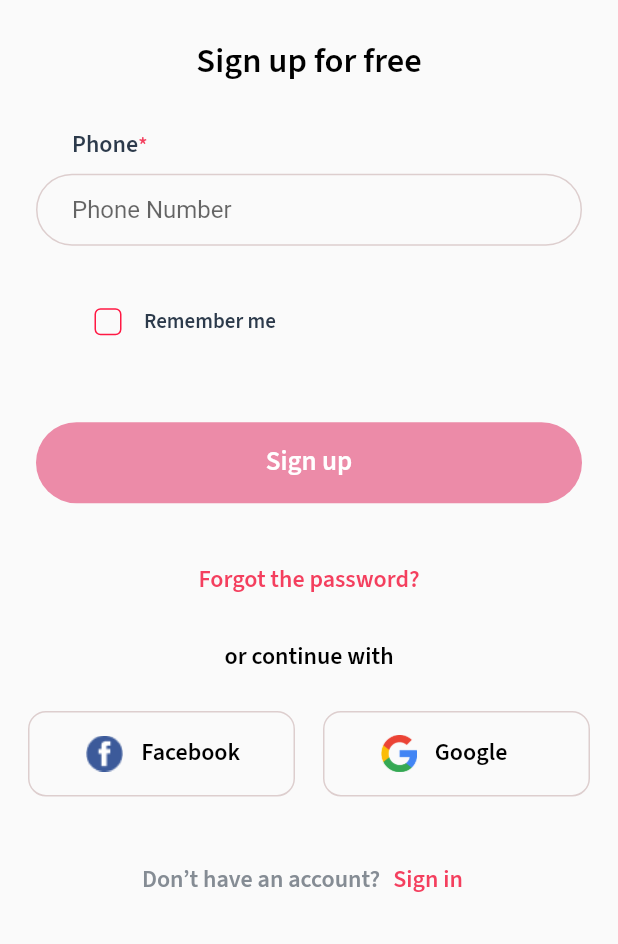
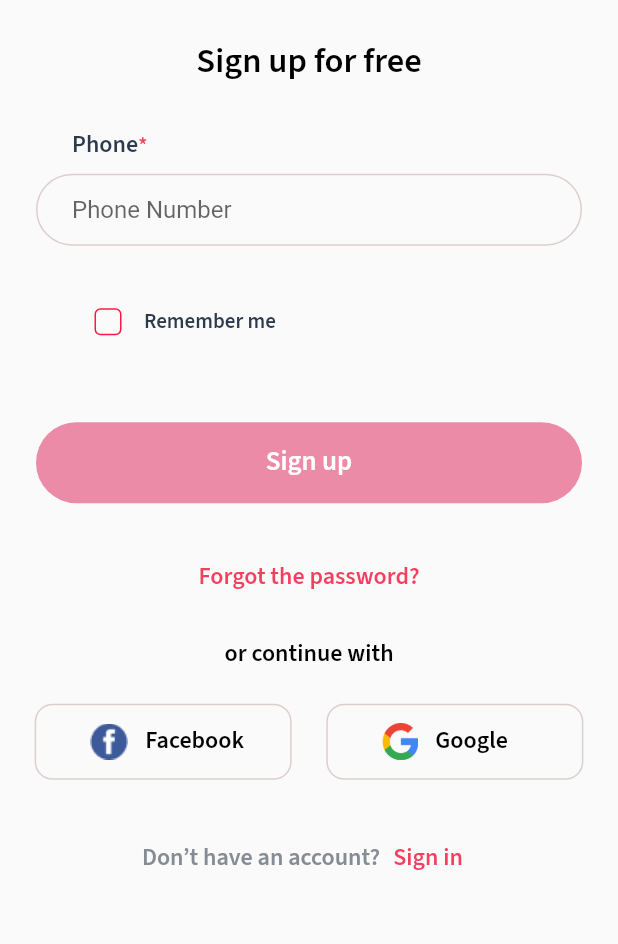
Before and after one commit to bek-n/foody_app, a Flutter app: the SignUpPage screen opened directly, on a phone screen of 412 x 824 dp, the part 292-1236 px from its top. Run offline on Flutter 3.47's test engine with Material 2 defaults, Android fonts, the phone set to English and light mode, and no system bars; our stand-ins replace bottom_navy_bar, cloud_firestore, firebase_auth, firebase_core, firebase_storage, flutter_screenutil and 7 more; accounts and stored records are empty.

Commit message:
modified components

```diff
--- /dev/null
+++ b/lib/view/components/facebook_google.dart
@@ -0,0 +1,63 @@
+import 'package:flutter/material.dart';
+import 'package:flutter_screenutil/flutter_screenutil.dart';
+
+import '../style/style.dart';
+
+class FacebookandGoogle extends StatelessWidget {
+  const FacebookandGoogle({super.key});
+
+  @override
+  Widget build(BuildContext context) {
+    return Row(
+      mainAxisAlignment: MainAxisAlignment.spaceEvenly,
+      children: [
+        Container(
+          child: Row(
+            children: [
+              37.5.horizontalSpace,
+              Image.asset(
+                'assets/image/facebook.png',
+                height: 25,
+                width: 25,
+              ),
+              12.horizontalSpace,
+              Text(
+                'Facebook',
+                style: Style.textStyleRegular2(textColor: Style.blackColor),
+              ),
+            ],
+          ),
+          height: 57.h,
+          width: 178.w,
+          decoration: BoxDecoration(
+              border:
+                  Border.all(color: const Color.fromARGB(255, 221, 206, 206)),
+              borderRadius: const BorderRadius.all(Radius.circular(12))),
+        ),
+        Container(
+          height: 57.h,
+          width: 178.w,
+          decoration: BoxDecoration(
+              border:
+                  Border.all(color: const Color.fromARGB(255, 221, 206, 206)),
+              borderRadius: const BorderRadius.all(Radius.circular(12))),
+          child: Row(
+            children: [
+              37.5.horizontalSpace,
+              Image.asset(
+                'assets/image/google.png',
+                height: 25,
+                width: 24,
+              ),
+              12.horizontalSpace,
+              Text(
+                'Google',
+                style: Style.textStyleRegular2(textColor: Style.blackColor),
+              ),
+            ],
+          ),
+        )
+      ],
+    );
+  }
+}
--- a/lib/view/pages/auth/sign_up.dart
+++ b/lib/view/pages/auth/sign_up.dart
@@ -3,14 +3,12 @@ import 'package:flutter_screenutil/flutter_screenutil.dart';
 import 'package:foody_app/view/pages/auth/sign_in.dart';
 import 'package:foody_app/view/pages/auth/verify_page.dart';
 import 'package:foody_app/view/style/style.dart';
-import 'package:google_fonts/google_fonts.dart';
-import 'package:loading_animation_widget/loading_animation_widget.dart';
 import 'package:provider/provider.dart';
-
 import '../../../controller/auth_controller.dart';
 import '../../components/auth_button.dart';
 import '../../components/ckeck_box.dart';
 import '../../components/custom_textform.dart';
+import '../../components/facebook_google.dart';
 import '../../components/warning_container.dart';
 
 class SignUpPage extends StatefulWidget {
@@ -119,110 +117,34 @@ class _SignUpPageState extends State<SignUpPage> {
                 },
                 child: AuthButton(
                   controller: phone,
-                  )),
                 ),
-            Padding(
-              padding: const EdgeInsets.only(top: 20),
-              child: Text('Forgot the password?',
-                  style:
-                      Style.textStyleRegular2(textColor: Style.primaryColor)),
               ),
+            ),
+            20.verticalSpace,
+            Text('Forgot the password?',
+                style: Style.textStyleRegular2(textColor: Style.primaryColor)),
             32.verticalSpace,
             Text('or continue with',
                 style: Style.textStyleRegular2(textColor: Style.blackColor)),
-            Padding(
-              padding: const EdgeInsets.only(top: 24),
-              child: Row(
-                mainAxisAlignment: MainAxisAlignment.spaceEvenly,
-                children: [
-                  Container(
-                    child: Row(
-                      children: [
-                        Padding(
-                          padding: const EdgeInsets.only(left: 37.5, right: 12),
-                          child: Image.asset(
-                            'assets/image/facebook.png',
-                            height: 25,
-                            width: 25,
-                          ),
-                        ),
-                        Text(
-                          'Facebook',
-                          style: GoogleFonts.sourceSansPro(
-                              fontSize: 16,
-                              fontWeight: FontWeight.w600,
-                              color: Colors.black),
-                        ),
-                      ],
-                    ),
-                    height: 57,
-                    width: 178,
-                    decoration: BoxDecoration(
-                        border: Border.all(
-                            color: const Color.fromARGB(255, 221, 206, 206)),
-                        borderRadius:
-                            const BorderRadius.all(Radius.circular(12))),
-                  ),
-                  Container(
-                    height: 57,
-                    width: 178,
-                    decoration: BoxDecoration(
-                        border: Border.all(
-                            color: const Color.fromARGB(255, 221, 206, 206)),
-                        borderRadius:
-                            const BorderRadius.all(Radius.circular(12))),
-                    child: Row(
-                      children: [
-                        Padding(
-                          padding: const EdgeInsets.only(left: 37.5, right: 12),
-                          child: Image.asset(
-                            'assets/image/google.png',
-                            height: 25,
-                            width: 24,
-                          ),
-                        ),
-                        Text(
-                          'Google',
-                          style: GoogleFonts.sourceSansPro(
-                              fontSize: 16,
-                              fontWeight: FontWeight.w600,
-                              color: Colors.black),
-                        ),
-                      ],
-                    ),
-                  )
-                ],
-              ),
-            ),
-            Padding(
-              padding: const EdgeInsets.only(
-                top: 32,
-              ),
-              child:
+            24.verticalSpace,
+            const FacebookandGoogle(),
+            32.verticalSpace,
             Row(mainAxisAlignment: MainAxisAlignment.center, children: [
               Text(
                 'Don’t have an account?',
-                  style: GoogleFonts.sourceSansPro(
-                      fontSize: 16,
-                      fontWeight: FontWeight.w600,
-                      color: const Color(0xff858C94)),
+                style:
+                    Style.textStyleRegular2(textColor: const Color(0xff858C94)),
               ),
               TextButton(
                 onPressed: (() {
                   Navigator.of(context).push(MaterialPageRoute(
                       builder: ((context) => const SignInPage())));
                 }),
-                  child: Text(
-                    'Sign in',
-                    style: GoogleFonts.sourceSansPro(
-                      fontSize: 16,
-                      fontWeight: FontWeight.w600,
-                      color: const Color(0xffF43F5E),
-                    ),
-                  ),
+                child: Text('Sign in',
+                    style:
+                        Style.textStyleRegular2(textColor: Style.primaryColor)),
               )
-              ]),
-            )
+            ])
           ],
         ),
       ),
```
Lines whose indentation alone changed are shown as unchanged.
